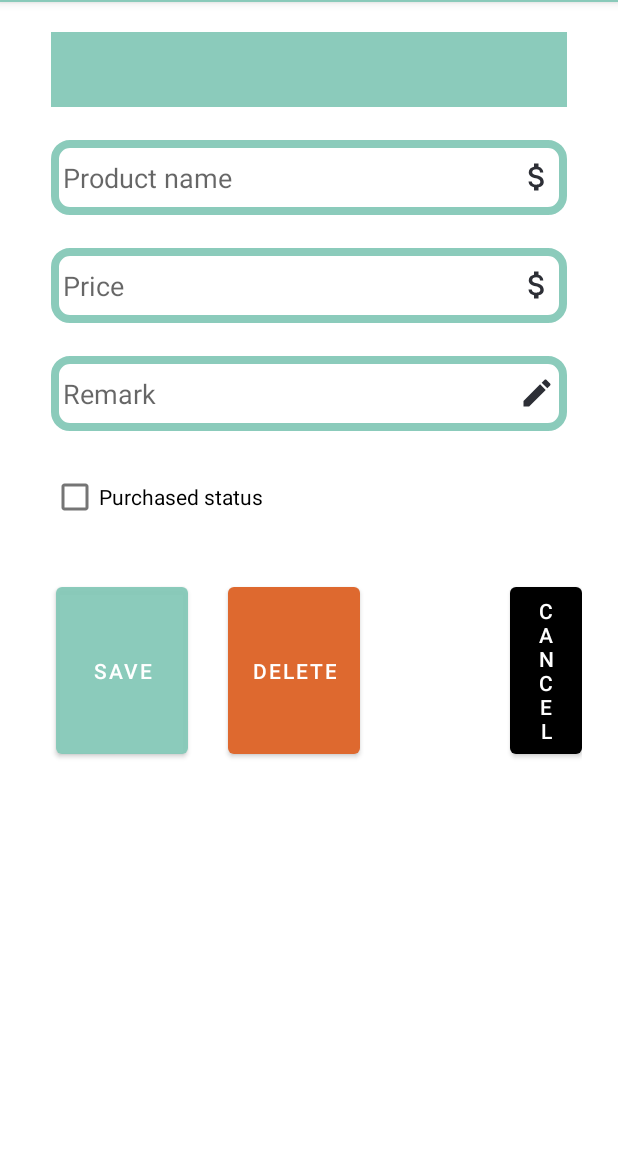
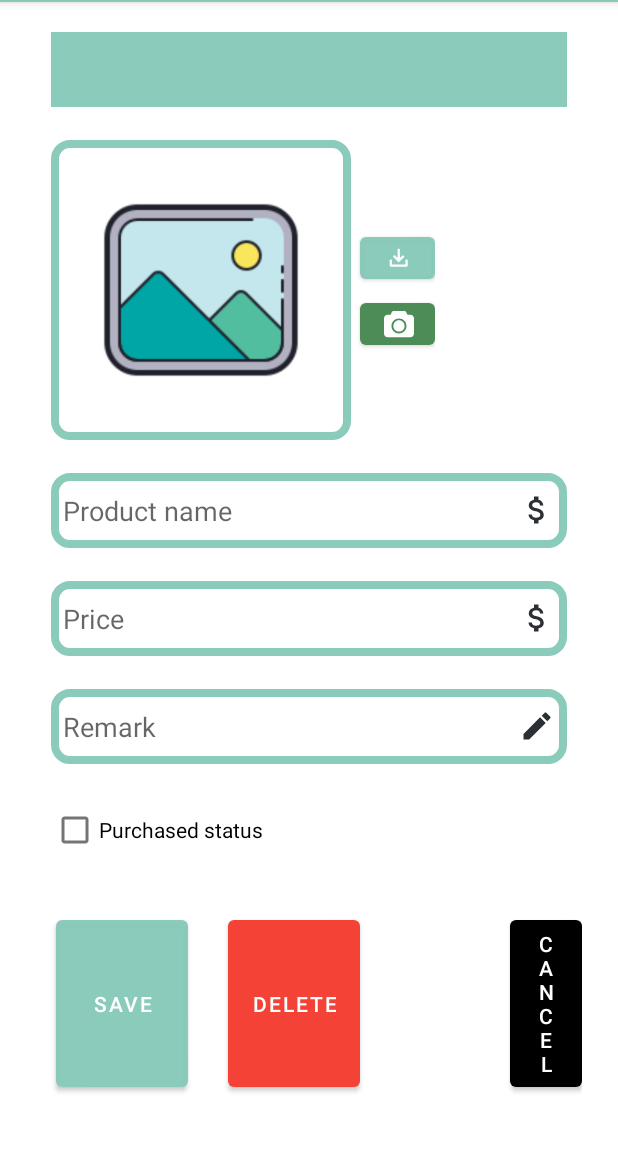
Before and after one commit to mhkhizil/BabyProductListingAppUsingJava, an Android app: the fragment Product_Form_Fragment placed in its activity, on a phone screen of 412 x 824 dp, the part 82-1234 px from its top. Run offline under Robolectric (Android 15) with nearby library versions, the phone set to English and light mode, and no system bars; 2 statements that could not run were skipped.

Commit message:
added  icons for image upload and camera

```diff
--- a/app/src/main/AndroidManifest.xml
+++ b/app/src/main/AndroidManifest.xml
@@ -3,6 +3,7 @@
     xmlns:tools="http://schemas.android.com/tools">
 
     <application
+        android:name=".MyApp"
         android:allowBackup="true"
         android:dataExtractionRules="@xml/data_extraction_rules"
         android:fullBackupContent="@xml/backup_rules"
@@ -12,6 +13,7 @@
         android:theme="@style/Theme.Assignment"
         tools:targetApi="31">
         <activity
+
             android:name=".LoginActivity"
             android:exported="true">
             <intent-filter>
--- a/app/src/main/java/UI/Product_Form_Fragment.java
+++ b/app/src/main/java/UI/Product_Form_Fragment.java
@@ -1,10 +1,16 @@
 package UI;
 
+import android.app.Activity;
+import android.content.Intent;
+import android.graphics.Bitmap;
+import android.graphics.BitmapFactory;
+import android.net.Uri;
 import android.os.Bundle;
 
 import androidx.fragment.app.Fragment;
 import androidx.fragment.app.FragmentManager;
 
+import android.provider.MediaStore;
 import android.view.LayoutInflater;
 import android.view.View;
 import android.view.ViewGroup;
@@ -12,11 +18,14 @@ import android.widget.ArrayAdapter;
 import android.widget.Button;
 import android.widget.CheckBox;
 import android.widget.EditText;
+import android.widget.ImageView;
 import android.widget.Spinner;
 import android.widget.Toast;
 
 import com.example.assignment.R;
 
+import java.io.ByteArrayOutputStream;
+import java.io.IOException;
 import java.util.Calendar;
 import java.util.List;
 
@@ -29,12 +38,17 @@ public class Product_Form_Fragment extends Fragment {
     EditText product_name;
     EditText price;
     EditText remark;
+    ImageView upload_item_image;
+    Button upload_image_button;
     Button save_btn;
     Button delete_btn;
     Button cancel_btn;
     private CheckBox cbPurchased;
     public String current_mode;
     public String current_username;
+    private static final int PICK_IMAGE = 1;
+    private Uri imageUri;
+    private byte[] imageInBytes;
     DBContext dbContext;
     View ref_no_layout;
     List<ProductListModel> property_list;
@@ -60,9 +74,13 @@ public class Product_Form_Fragment extends Fragment {
         price=form_view.findViewById(R.id.price);
         remark=form_view.findViewById(R.id.remark);
         cbPurchased =form_view.findViewById(R.id.cbPurchased );
+        upload_item_image = form_view.findViewById(R.id.upload_item_image);
+        upload_image_button = form_view.findViewById(R.id.upload_image_button);
         save_btn=form_view.findViewById(R.id.save_btn);
         delete_btn=form_view.findViewById(R.id.delete_btn);
         cancel_btn = form_view.findViewById(R.id.cancel_btn);
+
+        upload_item_image.setImageResource(R.drawable.placeholder_product); // Set your default image resource here
         if(current_mode=="add_mode"){
             ref_no_layout.setVisibility(View.INVISIBLE);
             save_btn.setText("Add");
@@ -81,8 +99,22 @@ public class Product_Form_Fragment extends Fragment {
             price.setText(property_list.get(0).getPrice());
             remark.setText(property_list.get(0).getRemark());
             cbPurchased.setChecked(property_list.get(0).isPurchased());
+
+            if (property_list.get(0).getImage() != null) {
+                imageInBytes=property_list.get(0).getImage();
+                Bitmap bitmap = BitmapFactory.decodeByteArray(imageInBytes, 0, imageInBytes.length);
+                upload_item_image.setImageBitmap(bitmap);
+            }
+
+            //edit mhr pyn pya dl logc yay yan image ko
         }
-
+        upload_image_button.setOnClickListener(new View.OnClickListener() {
+            @Override
+            public void onClick(View v) {
+                Intent intent = new Intent(Intent.ACTION_PICK, MediaStore.Images.Media.EXTERNAL_CONTENT_URI);
+                startActivityForResult(intent, PICK_IMAGE);
+            }
+        });
 //       reporter.setText(current_username);
 
         save_btn.setOnClickListener(new View.OnClickListener() {
@@ -100,7 +132,7 @@ public class Product_Form_Fragment extends Fragment {
                     Toast.makeText(Product_Form_Fragment.this.getActivity(), "Enter all data", Toast.LENGTH_SHORT).show();
                 }
                 else {
-                        dbContext.addProductList(pn,pr,rem,pc);
+                        dbContext.addProductList(pn,pr,rem,pc,imageInBytes);
                       //  Toast.makeText(Property_Form_Fragment.this.getActivity(), "New property added successfully", Toast.LENGTH_SHORT).show();
                     FragmentManager fragmentManager= getActivity().getSupportFragmentManager();
                     fragmentManager.popBackStack();
@@ -111,7 +143,7 @@ public class Product_Form_Fragment extends Fragment {
                 String pr=price.getText().toString();
                 String rem=remark.getText().toString();
                 boolean pc=cbPurchased.isChecked();
-                dbContext.updateProductList(reference_no,Integer.parseInt(reference_no) ,pn,pr,rem,pc);
+                dbContext.updateProductList(reference_no,Integer.parseInt(reference_no) ,pn,pr,rem,pc, imageInBytes);
                 FragmentManager fragmentManager= getActivity().getSupportFragmentManager();
                 fragmentManager.popBackStack();
             }
@@ -136,4 +168,21 @@ public class Product_Form_Fragment extends Fragment {
 
         return form_view;
     }
+    @Override
+    public void onActivityResult(int requestCode, int resultCode, Intent data) {
+        super.onActivityResult(requestCode, resultCode, data);
+        if (requestCode == PICK_IMAGE && resultCode ==  Activity.RESULT_OK && data != null && data.getData() != null) {
+            imageUri = data.getData();
+            upload_item_image.setImageURI(imageUri);
+
+            try {
+                Bitmap bitmap = MediaStore.Images.Media.getBitmap(getActivity().getContentResolver(), imageUri);
+                ByteArrayOutputStream stream = new ByteArrayOutputStream();
+                bitmap.compress(Bitmap.CompressFormat.PNG, 100, stream);
+                imageInBytes = stream.toByteArray();
+            } catch (IOException e) {
+                e.printStackTrace();
+            }
+        }
+    }
 }
--- /dev/null
+++ b/app/src/main/res/drawable/import_icon.xml
@@ -0,0 +1,5 @@
+<vector xmlns:android="http://schemas.android.com/apk/res/android" android:height="20dp" android:viewportHeight="100" android:viewportWidth="100" android:width="20dp">
+
+    <path android:fillColor="#000000" android:pathData="M77.13,55.17H73.38A1.92,1.92 0,0 0,71.5 57v12.5a1.92,1.92 0,0 1,-1.87 1.88H28.38a1.92,1.92 0,0 1,-1.87 -1.87V57a1.92,1.92 0,0 0,-1.87 -1.87H20.88A1.92,1.92 0,0 0,19 57V73.92a5,5 0,0 0,5 5H74a5,5 0,0 0,5 -5V57A1.92,1.92 0,0 0,77.13 55.17ZM47.75,63.42a1.81,1.81 0,0 0,2.63 0L67.25,46.54a1.81,1.81 0,0 0,0 -2.63l-2.62,-2.63a1.81,1.81 0,0 0,-2.62 0l-7,7a1.25,1.25 0,0 1,-2.13 -0.88V20.79a2.25,2.25 0,0 0,-2 -1.87H47.13a1.92,1.92 0,0 0,-1.87 1.88v26.5a1.25,1.25 0,0 1,-2.13 0.88l-7,-7a1.81,1.81 0,0 0,-2.63 0l-2.63,2.75a1.81,1.81 0,0 0,0 2.63Z"/>
+
+</vector>
--- /dev/null
+++ b/app/src/main/res/drawable/open_camera_icon.xml
@@ -0,0 +1,5 @@
+<vector xmlns:android="http://schemas.android.com/apk/res/android" android:height="20dp" android:viewportHeight="32" android:viewportWidth="32" android:width="20dp">
+
+    <path android:fillColor="#000000" android:fillType="evenOdd" android:pathData="M28,6L25,6L24,4C23.411,2.837 23.104,2 22,2L10,2C8.896,2 8.53,2.954 8,4L7,6L4,6C1.791,6 0,7.791 0,10L0,26C0,28.209 1.791,30 4,30L28,30C30.209,30 32,28.209 32,26L32,10C32,7.791 30.209,6 28,6ZM16,26C11.582,26 8,22.418 8,18C8,13.582 11.582,10 16,10C20.418,10 24,13.582 24,18C24,22.418 20.418,26 16,26ZM16,12C12.687,12 10,14.687 10,18C10,21.313 12.687,24 16,24C19.313,24 22,21.313 22,18C22,14.687 19.313,12 16,12L16,12Z" android:strokeColor="#00000000" android:strokeWidth="1"/>
+
+</vector>
--- a/app/src/main/res/layout/product_form_fragment.xml
+++ b/app/src/main/res/layout/product_form_fragment.xml
@@ -54,6 +54,55 @@
                 />
         </LinearLayout>
 
+
+
+
+        <RelativeLayout
+            android:layout_width="match_parent"
+            android:layout_height="wrap_content"
+
+            android:padding="10dp">
+            <!--            <TextView-->
+            <!--                android:layout_width="66dp"-->
+            <!--                android:layout_height="wrap_content"-->
+            <!--                android:text="Price"-->
+            <!--                android:textStyle="bold"-->
+            <!--                android:textSize="20sp"/>-->
+            <ImageView
+                android:layout_width="200dp"
+                android:layout_height="200dp"
+                android:id="@+id/upload_item_image"
+                android:background="@drawable/form_textbox"
+                android:drawablePadding="8dp"
+                android:padding="8dp"
+                android:layout_marginTop="2dp"
+                />
+            <LinearLayout
+                android:layout_width="wrap_content"
+                android:layout_height="wrap_content"
+                android:orientation="vertical"
+                android:layout_toEndOf="@id/upload_item_image"
+                android:layout_centerVertical="true">
+
+            <Button
+                android:id="@+id/upload_image_button"
+                android:layout_width="50dp"
+                android:layout_height="40dp"
+                android:layout_marginTop="4dp"
+                android:layout_marginStart="6dp"
+                app:icon="@drawable/import_icon" />
+
+                <Button
+                    android:id="@+id/camera_image_button"
+                    android:layout_width="50dp"
+                    android:layout_height="40dp"
+                    android:layout_marginTop="4dp"
+                    android:layout_marginStart="6dp"
+                    app:backgroundTint="@color/mid_green"
+                    app:icon="@drawable/open_camera_icon" />
+            </LinearLayout>
+
+        </RelativeLayout>
 
 
 
@@ -171,7 +220,7 @@
             <com.google.android.material.button.MaterialButton
                 android:layout_width="wrap_content"
                 android:layout_height="match_parent"
-                app:backgroundTint="#de692f"
+                app:backgroundTint="@color/red"
                 android:id="@+id/delete_btn"
                 android:text="Delete"
                 android:layout_marginTop="30px"
--- a/app/src/main/res/layout/product_list__item.xml
+++ b/app/src/main/res/layout/product_list__item.xml
@@ -20,7 +20,7 @@
 
         >
 
-        <com.google.android.material.imageview.ShapeableImageView
+        <ImageView
             android:id="@+id/product_Image"
             android:layout_width="60dp"
             android:layout_height="60dp"
@@ -28,7 +28,7 @@
             android:layout_marginTop="10dp"
             android:layout_marginBottom="10dp"
             android:scaleType="centerCrop"
-            android:src="@drawable/baseline_space_dashboard_24"
+
             app:shapeAppearanceOverlay="@style/roundedImageViewRounded" />
 
         <TextView
```
Also changed, not shown: app/src/main/java/DB_Context/DBContext.java (+9 -8 lines), app/src/main/java/DB_Context/ProductListModel.java (+12 -2 lines), app/src/main/java/UI/ProductAdapter.java (+21 -1 lines), app/src/main/java/com/example/assignment/MyApp.java (added, +21 -0 lines), app/src/main/res/drawable/delete_pic_icon.xml (added, +9 -0 lines), app/src/main/res/drawable/placeholder_product.png (added).
